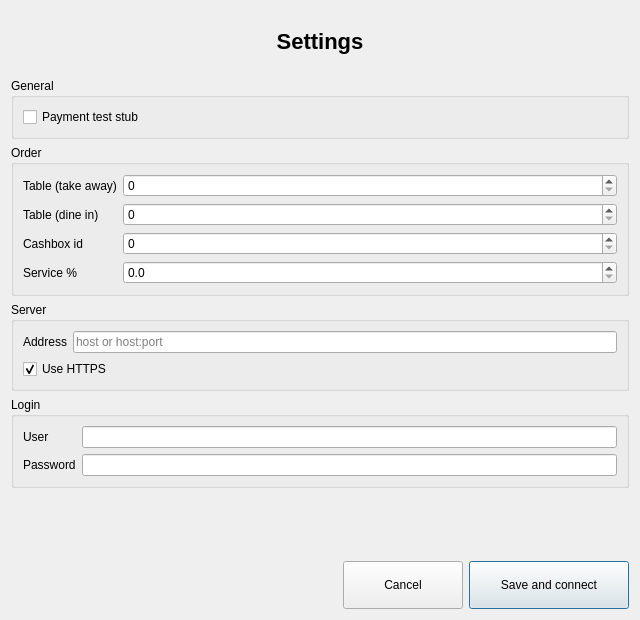
The window that selfboard/dlgserversettings.ui (End1-1/Cafe5) describes before a commit, drawn with Qt 5.
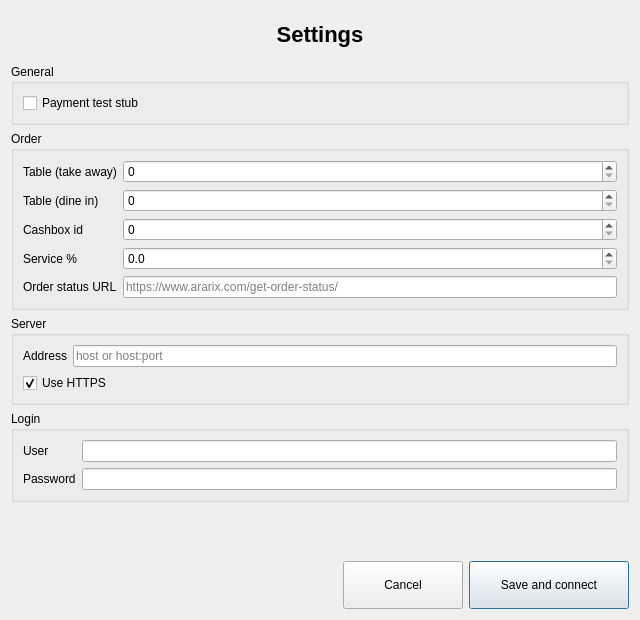
The same window after the commit.

```diff
--- a/selfboard/dlgserversettings.ui
+++ b/selfboard/dlgserversettings.ui
@@ -117,6 +117,20 @@
         </property>
        </widget>
       </item>
+      <item row="4" column="0">
+       <widget class="QLabel" name="labelOrderStatusUrl">
+        <property name="text">
+         <string>Order status URL</string>
+        </property>
+       </widget>
+      </item>
+      <item row="4" column="1">
+       <widget class="QLineEdit" name="leOrderStatusUrl">
+        <property name="placeholderText">
+         <string>https://www.ararix.com/get-order-status/</string>
+        </property>
+       </widget>
+      </item>
      </layout>
     </widget>
    </item>
```
